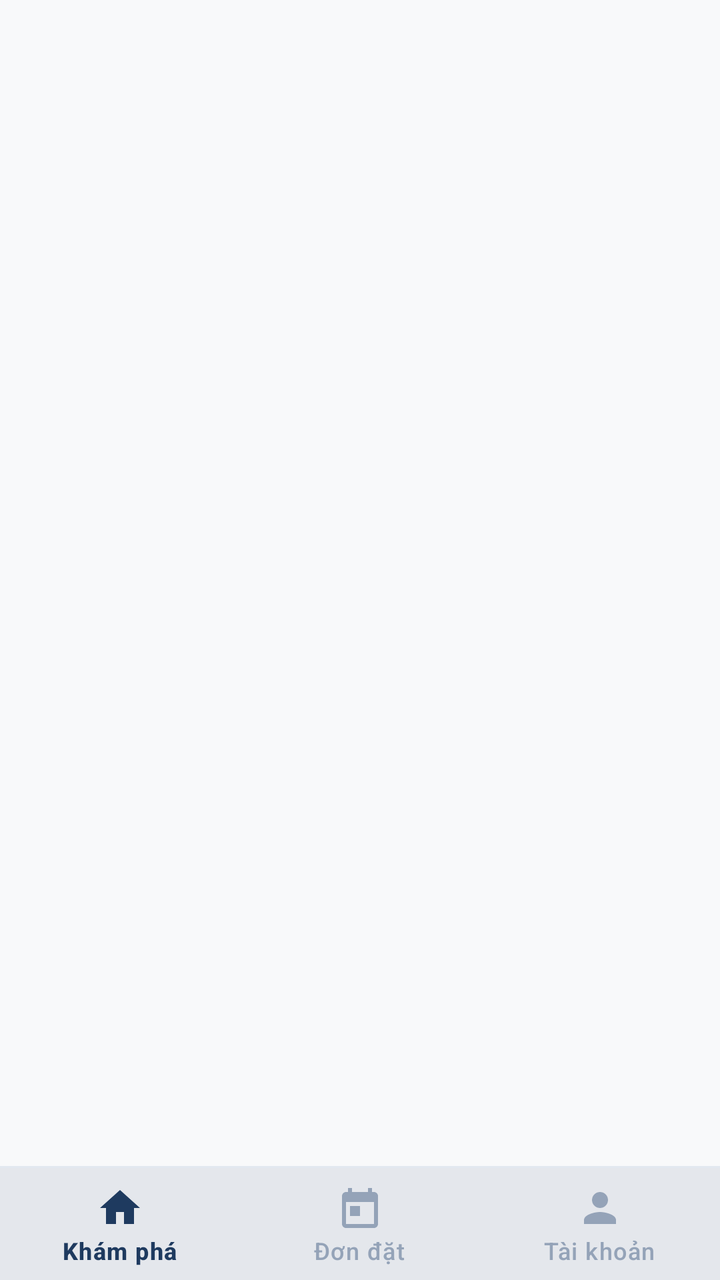
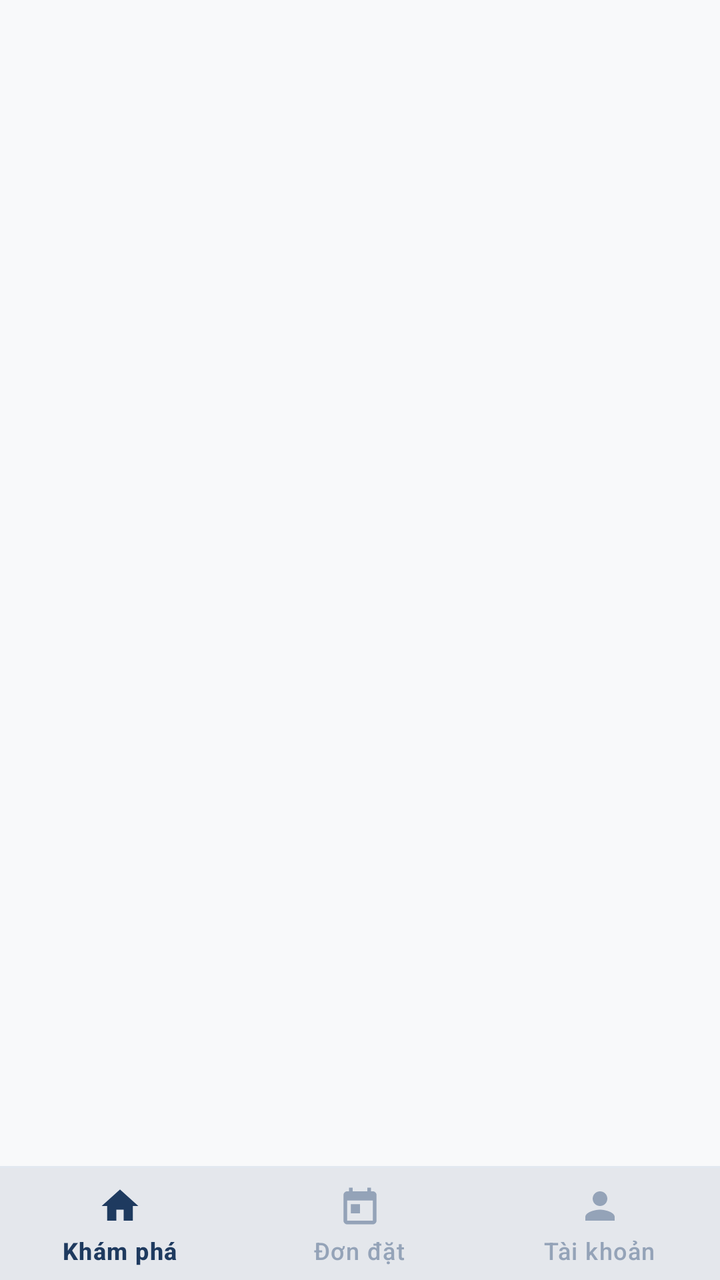

Compare the two renders of this Android layout. The source of the first and the diff that turns it into the second are given below.
<!-- AndroidManifest.xml: application theme Theme.StayHub -->
<!-- res/layout/activity_main.xml -->
<?xml version="1.0" encoding="utf-8"?>
<androidx.constraintlayout.widget.ConstraintLayout 
    xmlns:android="http://schemas.android.com/apk/res/android"
    xmlns:app="http://schemas.android.com/apk/res-auto"
    android:layout_width="match_parent"
    android:layout_height="match_parent"
    android:background="@color/background">

    
    <androidx.fragment.app.FragmentContainerView
        android:id="@+id/navHostFragment"
        android:layout_width="0dp"
        android:layout_height="0dp"
        app:layout_constraintTop_toTopOf="parent"
        app:layout_constraintBottom_toTopOf="@id/bottomNavDivider"
        app:layout_constraintStart_toStartOf="parent"
        app:layout_constraintEnd_toEndOf="parent" />

    
    <View
        android:id="@+id/bottomNavDivider"
        android:layout_width="0dp"
        android:layout_height="1dp"
        android:background="@color/divider"
        app:layout_constraintBottom_toTopOf="@id/bottomNavigation"
        app:layout_constraintStart_toStartOf="parent"
        app:layout_constraintEnd_toEndOf="parent" />

    
    <com.google.android.material.bottomnavigation.BottomNavigationView
        android:id="@+id/bottomNavigation"
        style="@style/Widget.StayHub.BottomNavigationView"
        android:layout_width="0dp"
        android:layout_height="wrap_content"
        app:labelVisibilityMode="labeled"
        app:menu="@menu/bottom_nav_menu"
        app:layout_constraintBottom_toBottomOf="parent"
        app:layout_constraintStart_toStartOf="parent"
        app:layout_constraintEnd_toEndOf="parent" />

</androidx.constraintlayout.widget.ConstraintLayout>
<!-- resources referenced by this layout -->
<resources>
  <color name="background">#F8F9FA</color>
  <color name="divider">#E2E8F0</color>
  <style name="Widget.StayHub.BottomNavigationView" parent="Widget.MaterialComponents.BottomNavigationView">
          <item name="android:background">@color/surface</item>
          <item name="elevation">8dp</item>
          <item name="itemIconTint">@color/nav_item_color_selector</item>
          <item name="itemTextColor">@color/nav_item_color_selector</item>
          <item name="itemTextAppearanceActive">@style/TextAppearance.StayHub.BottomNav.Active</item>
          <item name="itemTextAppearanceInactive">@style/TextAppearance.StayHub.BottomNav.Inactive</item>
          <item name="itemRippleColor">@color/primary_container</item>
      </style>
  <color name="surface">#FFFFFF</color>
  <style name="TextAppearance.StayHub.BottomNav.Active" parent="TextAppearance.Material3.LabelMedium">
          <item name="android:textSize">12sp</item>
          <item name="android:textStyle">bold</item>
      </style>
  <style name="TextAppearance.StayHub.BottomNav.Inactive" parent="TextAppearance.Material3.LabelMedium">
          <item name="android:textSize">12sp</item>
          <item name="android:textStyle">normal</item>
      </style>
  <color name="primary_container">#D9E4F2</color>
  <color name="primary">#1E3A5F</color>
  <color name="on_primary">#FFFFFF</color>
  <color name="on_primary_container">#0D1C30</color>
  <color name="secondary">#FF8A3D</color>
  <color name="on_secondary">#FFFFFF</color>
  <color name="secondary_container">#FFE3D1</color>
  <color name="on_secondary_container">#4E2300</color>
  <color name="surface_variant">#EEF2F6</color>
  <color name="outline">#CBD5E1</color>
  <color name="primary_dark">#13243B</color>
  <style name="ShapeAppearance.StayHub.MediumComponent" parent="ShapeAppearance.Material3.MediumComponent">
          <item name="cornerSize">@dimen/card_corner_radius</item>
      </style>
  <style name="ShapeAppearance.StayHub.LargeComponent" parent="ShapeAppearance.Material3.LargeComponent">
          <item name="cornerSize">@dimen/card_corner_radius</item>
      </style>
  <style name="Widget.StayHub.CardView" parent="Widget.Material3.CardView.Elevated">
          <item name="cardCornerRadius">@dimen/card_corner_radius</item>
          <item name="cardElevation">@dimen/card_elevation</item>
          <item name="cardBackgroundColor">@color/surface</item>
          <item name="strokeColor">@color/divider</item>
          <item name="strokeWidth">@dimen/card_stroke_width</item>
      </style>
  <dimen name="card_corner_radius">12dp</dimen>
  <dimen name="card_elevation">2dp</dimen>
  <dimen name="card_stroke_width">1dp</dimen>
  <!-- unchanged entries left out for length: 1 -->
</resources>

<!-- the commit's change to res/layout/activity_main.xml (unified diff, before → after) -->
@@ -32,6 +32,7 @@
         style="@style/Widget.StayHub.BottomNavigationView"
         android:layout_width="0dp"
         android:layout_height="wrap_content"
+        app:itemIconSize="22dp"
         app:labelVisibilityMode="labeled"
         app:menu="@menu/bottom_nav_menu"
         app:layout_constraintBottom_toBottomOf="parent"
